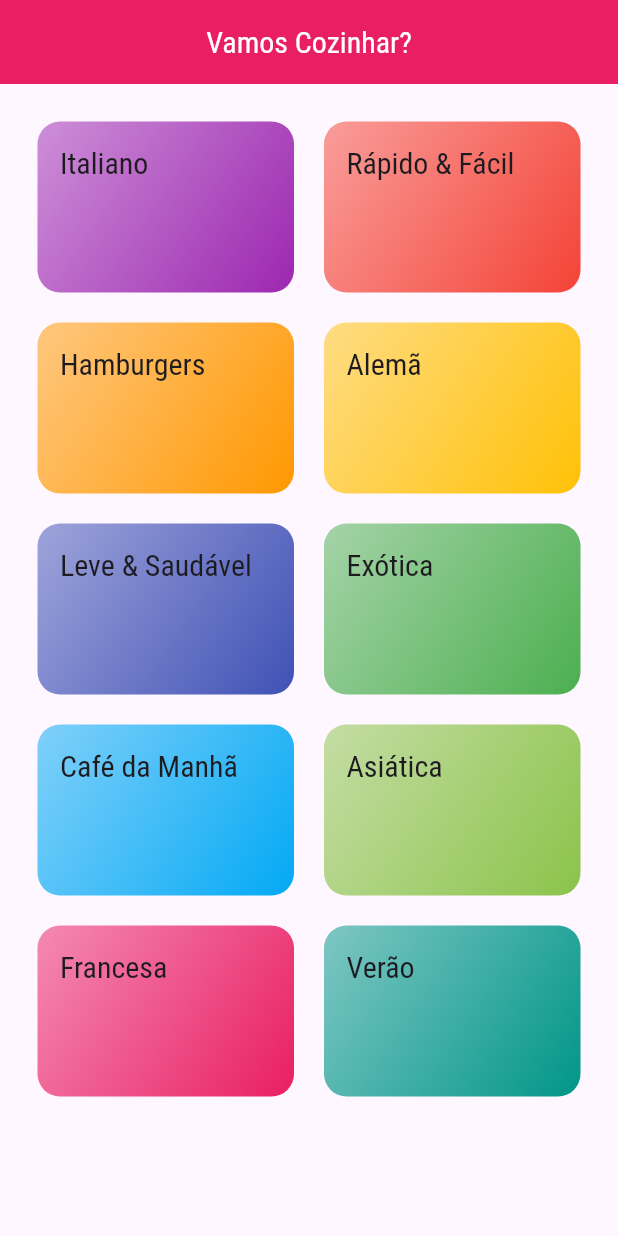
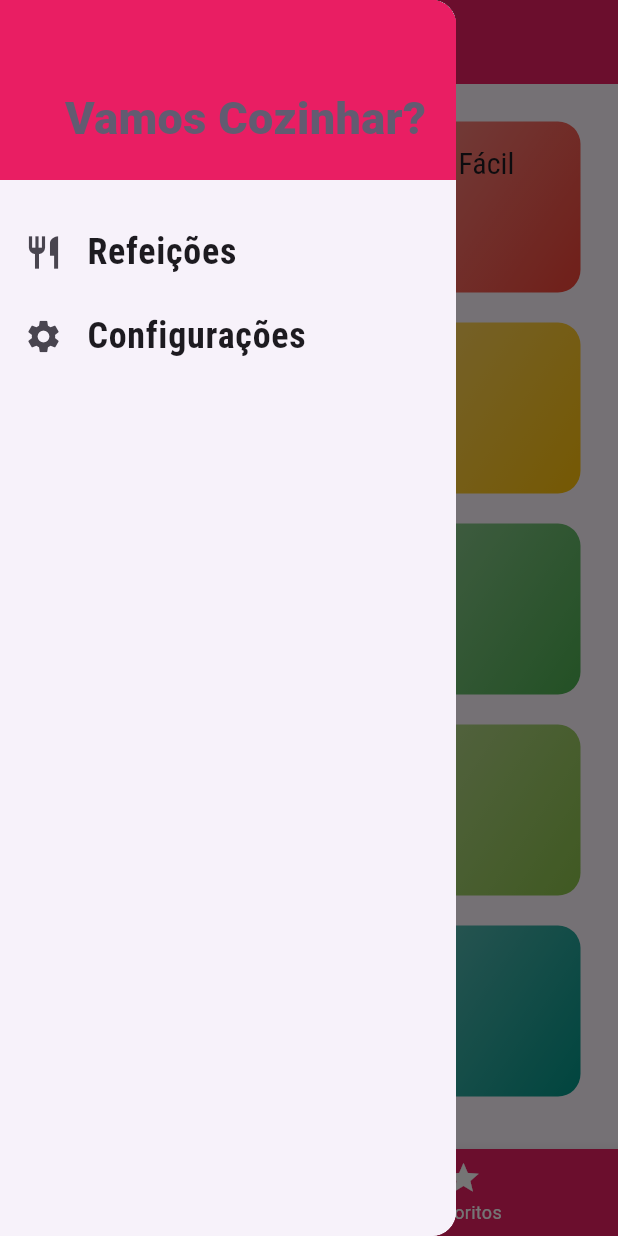
Before and after one commit to TiagoLemosNeitzke/meals, a Flutter app: the screen it shows after launch, with the side drawer open (before the commit the screen has no drawer), on a phone screen of 412 x 824 dp. Run offline on Flutter 3.47's test engine with Material 3 defaults, Android fonts, the phone set to English and light mode, and no system bars.

Commit message:
drawer navigate

```diff
--- /dev/null
+++ b/lib/components/main_drawer.dart
@@ -0,0 +1,59 @@
+import 'package:flutter/material.dart';
+import 'package:meals/utils/app_routes.dart';
+
+class MainDrawer extends StatelessWidget {
+
+  Widget _createItem(IconData icon, String label, Function() onTap) {
+    return ListTile(
+      leading: Icon(
+        icon,
+        size: 26,
+      ),
+      title: Text(
+        label,
+        style: const TextStyle(
+          fontFamily: 'RobotoCondensed',
+          fontSize: 24,
+          fontWeight: FontWeight.bold,
+        ),
+      ),
+      onTap: onTap,
+    );
+  }
+
+  @override
+  Widget build(BuildContext context) {
+    return Drawer(
+      child: Column(
+        children: <Widget>[
+          Container(
+            alignment: Alignment.bottomRight,
+            height: 120,
+            width: double.infinity,
+            padding: const EdgeInsets.all(20),
+            color: Theme.of(context).primaryColor,
+            child: Text(
+              'Vamos Cozinhar?',
+              style: TextStyle(
+                fontWeight: FontWeight.w900,
+                fontSize: 30,
+                color: Theme.of(context).colorScheme.secondary,
+              ),
+            ),
+          ),
+          SizedBox(height: 20,),
+          _createItem(
+            Icons.restaurant,
+            'Refeições',
+            () => Navigator.of(context).pushReplacementNamed(AppRoutes.HOME),
+          ),
+          _createItem(
+            Icons.settings,
+            'Configurações',
+                () => Navigator.of(context).pushReplacementNamed(AppRoutes.SETTINGS),
+          ),
+        ],
+      ),
+    );
+  }
+}
--- a/lib/main.dart
+++ b/lib/main.dart
@@ -1,4 +1,6 @@
 import 'package:flutter/material.dart';
+import 'package:meals/screens/settings_screen.dart';
+import 'package:meals/screens/tabs_screen.dart';
 import 'package:meals/utils/app_routes.dart';
 import '/screens/categories_screen.dart';
 import 'screens/categories_meals_screen.dart';
@@ -26,9 +28,10 @@ class MyApp extends StatelessWidget {
       // home: CategoriesScreen(), // só utilizar caso eu não tenha rotas nomeadas
       initialRoute: AppRoutes.HOME, // define a rota inicial da aplicação
       routes: {
-        AppRoutes.HOME: (ctx) => const CategoriesScreen(),
+        AppRoutes.HOME: (ctx) => const TabsScreen(),
         AppRoutes.CATEGORIES_MEALS: (ctx) => const CategoriesMealsScreen(),
         AppRoutes.MEAL_DETAIL: (ctx) => const MealDetailScreen(),
+        AppRoutes.SETTINGS: (ctx) => const SettingsScreen(),
       },
       onGenerateRoute: (settings) {
         if (settings.name == '/alguma-coisa') {
--- a/lib/screens/categories_screen.dart
+++ b/lib/screens/categories_screen.dart
@@ -7,17 +7,7 @@ class CategoriesScreen extends StatelessWidget {
 
   @override
   Widget build(BuildContext context) {
-    return Scaffold(
-      appBar: AppBar(
-        title: const Text('Vamos Cozinhar?'),
-        backgroundColor: Theme.of(context).primaryColor,
-        centerTitle: true,
-        titleTextStyle: const TextStyle(
-          fontSize: 20,
-          fontFamily: 'RobotoCondensed',
-        ),
-      ),
-      body: GridView(
+    return GridView(
         padding: const EdgeInsets.all(25),
         gridDelegate: const SliverGridDelegateWithMaxCrossAxisExtent(
           maxCrossAxisExtent: 300,
@@ -30,7 +20,6 @@ class CategoriesScreen extends StatelessWidget {
         children: dummyCategories.map((cat) {
           return CategoryItem(cat);
         }).toList(),
-      ),
-    );
+      );
   }
 }
--- /dev/null
+++ b/lib/screens/favorite_screen.dart
@@ -0,0 +1,12 @@
+import 'package:flutter/material.dart';
+
+class FavoriteScreen extends StatelessWidget {
+  const FavoriteScreen({super.key});
+
+  @override
+  Widget build(BuildContext context) {
+    return Center(
+      child: const Text('Minhas refeições favoritas'),
+    );
+  }
+}
--- /dev/null
+++ b/lib/screens/settings_screen.dart
@@ -0,0 +1,17 @@
+import 'package:flutter/material.dart';
+
+class SettingsScreen extends StatelessWidget {
+  const SettingsScreen({super.key});
+
+  @override
+  Widget build(BuildContext context) {
+    return Scaffold(
+        appBar: AppBar(
+          title: const Text('Configurações'),
+        ),
+        body: const Center(
+          child: Text('Configurações'),
+        )
+    );
+  }
+}
--- /dev/null
+++ b/lib/screens/tabs_screen.dart
@@ -0,0 +1,104 @@
+import 'package:flutter/material.dart';
+import 'package:meals/components/main_drawer.dart';
+import 'categories_screen.dart';
+import 'favorite_screen.dart';
+
+class TabsScreen extends StatefulWidget {
+  const TabsScreen({super.key});
+
+  @override
+  State<TabsScreen> createState() => _TabsScreenState();
+}
+
+class _TabsScreenState extends State<TabsScreen> {
+  int _selectedScreenIndex = 0;
+
+  final List<Map<String, Object>> _screens = [
+    {
+      'title': 'Lista de Categorias',
+      'screen': const CategoriesScreen(),
+    },
+    {
+      'title': 'Meus Favoritos',
+      'screen': const FavoriteScreen(),
+    },
+  ];
+
+  _selectScreen(int index) {
+    setState(() {
+      _selectedScreenIndex = index;
+    });
+  }
+
+  @override
+  // o código abaixo implementa a navegação por tabs na parte superior da tela
+  /*Widget build(BuildContext context) {
+    return DefaultTabController(
+      length: 2,
+      // initialIndex: 1, // isso é utilizado para definir qual é a aba inicial
+      child: Scaffold(
+        appBar: AppBar(
+          title: const Text('Vamos Cozinhar?'),
+          backgroundColor: Theme.of(context).primaryColor,
+          centerTitle: true,
+          titleTextStyle: const TextStyle(
+            fontSize: 20,
+            fontFamily: 'RobotoCondensed',
+          ),
+          bottom: const TabBar(
+            tabs: [
+              Tab(
+                icon: Icon(Icons.category),
+                text: 'Categorias',
+              ),
+              Tab(
+                icon: Icon(Icons.star),
+                text: 'Favoritos',
+              ),
+            ],
+          ),
+        ),
+        body: const TabBarView(
+          children: [
+            CategoriesScreen(),
+            FavoriteScreen(),
+          ],
+        ),
+      ),
+    );
+  }*/
+  Widget build(BuildContext context) {
+    return Scaffold(
+      appBar: AppBar(
+        title: Text(_screens[_selectedScreenIndex]['title'] as String),
+        backgroundColor: Theme.of(context).primaryColor,
+        centerTitle: true,
+        titleTextStyle: const TextStyle(
+          fontSize: 20,
+          fontFamily: 'RobotoCondensed',
+        ),
+      ),
+      drawer: Drawer(
+        child: MainDrawer()
+      ),
+      body: _screens[_selectedScreenIndex]['screen'] as Widget,
+      bottomNavigationBar: BottomNavigationBar(
+        onTap: _selectScreen,
+        backgroundColor: Theme.of(context).primaryColor,
+        unselectedItemColor: Colors.white,
+        selectedItemColor: Theme.of(context).hintColor,
+        currentIndex: _selectedScreenIndex,
+        items: const [
+          BottomNavigationBarItem(
+            icon: Icon(Icons.category),
+            label: 'Categorias',
+          ),
+          BottomNavigationBarItem(
+            icon: Icon(Icons.star),
+            label: 'Favoritos',
+          ),
+        ],
+      ),
+    );
+  }
+}
--- a/lib/utils/app_routes.dart
+++ b/lib/utils/app_routes.dart
@@ -2,4 +2,5 @@ class AppRoutes {
   static const HOME = '/';
   static const CATEGORIES_MEALS = '/categories-meals';
   static const MEAL_DETAIL = '/meal-detail';
+  static const SETTINGS = '/settings';
 }
```
